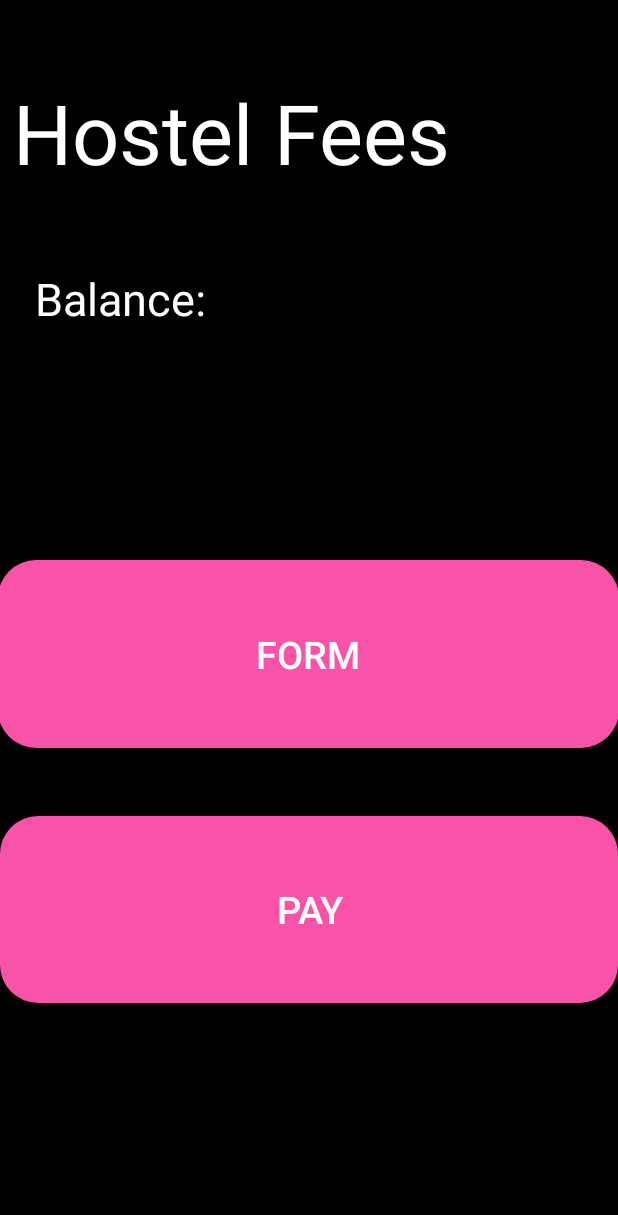
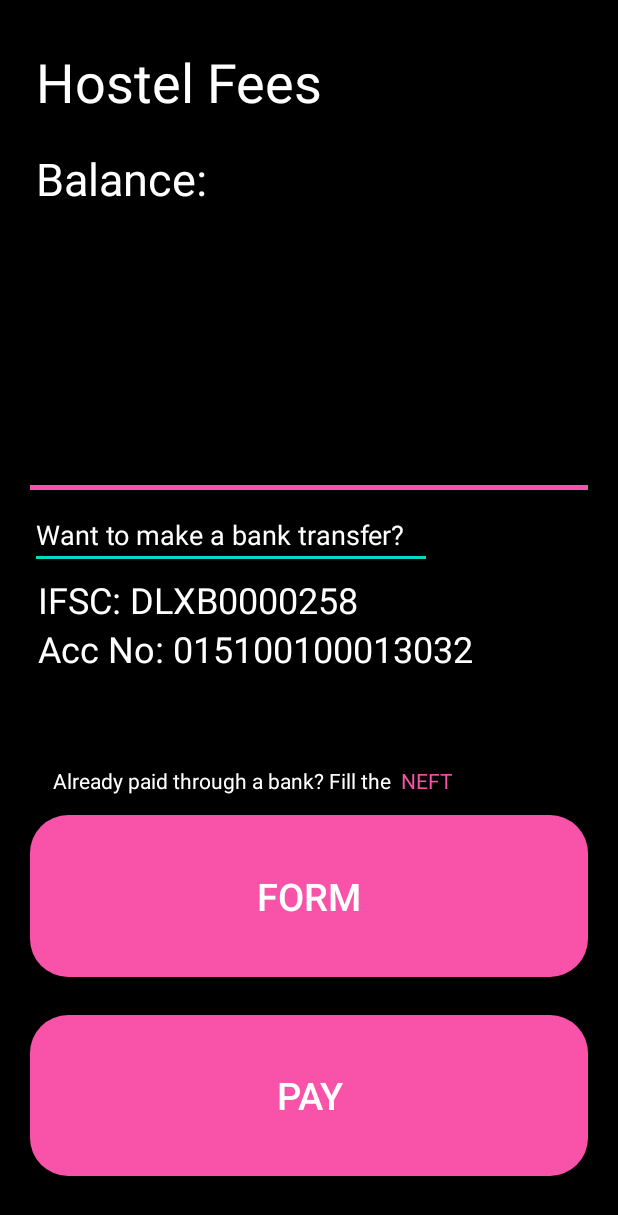
Before and after one commit to harshithap99/Amrita_FeePayment, an Android app: the layout hostelfees.xml on its own in the app's theme, with its tools: preview values and no code run, on a phone screen of 412 x 824 dp. Shown: the top 1215 px of the screen. Run offline under Robolectric (Android 15) with nearby library versions, the light colour scheme and no system bars; Roboto replaces fonts that are not available here.

Commit message:
hostelfees.xml update v1

```diff
--- /dev/null
+++ b/app/src/main/java/com/example/amrita_placements/activities/paypage.java
@@ -0,0 +1,20 @@
+package com.example.amrita_placements.activities;
+
+import androidx.appcompat.app.AppCompatActivity;
+
+import android.os.Bundle;
+import android.view.WindowManager;
+
+import com.example.amrita_placements.R;
+
+public class paypage extends AppCompatActivity {
+
+
+
+    @Override
+    protected void onCreate(Bundle savedInstanceState) {
+        super.onCreate(savedInstanceState);
+        getWindow().setFlags(WindowManager.LayoutParams.FLAG_FULLSCREEN,WindowManager.LayoutParams.FLAG_FULLSCREEN);
+        setContentView(R.layout.activity_paypage);
+    }
+}
--- a/app/src/main/java/com/example/amrita_placements/activities/verify_reg_number.java
+++ b/app/src/main/java/com/example/amrita_placements/activities/verify_reg_number.java
@@ -1,5 +1,6 @@
 package com.example.amrita_placements.activities;
 
+import android.content.Intent;
 import android.os.Bundle;
 import android.view.View;
 import android.view.WindowManager;
@@ -19,4 +20,10 @@ public class verify_reg_number extends AppCompatActivity {
 
     }
 
+    public void jj()
+    {
+
+        Intent intent = new Intent(this, paypage.class);
+        startActivity(intent);
+    }
 }
--- /dev/null
+++ b/app/src/main/res/layout/activity_paypage.xml
@@ -0,0 +1,9 @@
+<?xml version="1.0" encoding="utf-8"?>
+<androidx.constraintlayout.widget.ConstraintLayout xmlns:android="http://schemas.android.com/apk/res/android"
+    xmlns:app="http://schemas.android.com/apk/res-auto"
+    xmlns:tools="http://schemas.android.com/tools"
+    android:layout_width="match_parent"
+    android:layout_height="match_parent"
+    tools:context=".activities.paypage">
+
+</androidx.constraintlayout.widget.ConstraintLayout>
--- a/app/src/main/res/layout/hostelfees.xml
+++ b/app/src/main/res/layout/hostelfees.xml
@@ -5,7 +5,8 @@
     android:layout_width="match_parent"
     android:layout_height="match_parent"
 
-    android:background="@android:color/black">
+    android:background="@android:color/black"
+    android:padding="20dp">
 
 
     <TextView
@@ -14,26 +15,27 @@
         android:layout_height="wrap_content"
         android:layout_centerHorizontal="true"
         android:layout_centerVertical="true"
-        android:layout_marginStart="8dp"
-        android:layout_marginLeft="8dp"
-        android:layout_marginTop="64dp"
+        android:layout_marginStart="4dp"
+        android:layout_marginLeft="4dp"
+        android:layout_marginTop="10dp"
         android:layout_marginBottom="261dp"
         android:fontFamily="@font/bowlby_one"
+        android:gravity="center"
         android:text="Hostel Fees"
-        android:gravity="center"
         android:textColor="@android:color/white"
-        android:textSize="55sp"
+        android:textSize="36sp"
         app:layout_constraintBottom_toTopOf="@+id/form_id"
         app:layout_constraintStart_toStartOf="parent"
-        app:layout_constraintTop_toTopOf="parent" />
+        app:layout_constraintTop_toTopOf="parent"
+        app:layout_constraintVertical_bias="0.0" />
 
     <TextView
         android:id="@+id/balance"
         android:layout_width="wrap_content"
         android:layout_height="wrap_content"
-        android:layout_marginStart="23dp"
-        android:layout_marginLeft="23dp"
-        android:layout_marginTop="53dp"
+        android:layout_marginStart="4dp"
+        android:layout_marginLeft="4dp"
+        android:layout_marginTop="20dp"
         android:text="Balance:"
         android:textColor="#FFFFFF"
         android:textSize="30sp"
@@ -41,11 +43,28 @@
         app:layout_constraintTop_toBottomOf="@+id/textGrid" />
 
     <Button
+        android:id="@+id/pay_id"
+        android:layout_width="match_parent"
+        android:layout_height="0dp"
+        android:layout_marginBottom="20dp"
+        android:background="@drawable/shapelogin"
+        android:padding="0dp"
+        android:shadowColor="@android:color/transparent"
+        android:text="PAY"
+        android:textColor="#FFFFFF"
+        android:textSize="25sp"
+        app:layout_constraintBottom_toBottomOf="parent"
+        app:layout_constraintEnd_toEndOf="parent"
+        app:layout_constraintHorizontal_bias="0.975"
+        app:layout_constraintStart_toStartOf="parent"
+        app:layout_constraintTop_toBottomOf="@+id/form_id" />
+
+    <Button
         android:id="@+id/form_id"
-        android:layout_width="414dp"
+        android:layout_width="match_parent"
         android:layout_height="0dp"
-        android:layout_marginTop="373dp"
-        android:layout_marginBottom="45dp"
+        android:layout_marginTop="523dp"
+        android:layout_marginBottom="25dp"
         android:background="@drawable/shapelogin"
         android:padding="0dp"
         android:shadowColor="@android:color/transparent"
@@ -54,25 +73,101 @@
         android:textSize="25sp"
         app:layout_constraintBottom_toTopOf="@+id/pay_id"
         app:layout_constraintEnd_toEndOf="parent"
-        app:layout_constraintHorizontal_bias="1.0"
+        app:layout_constraintHorizontal_bias="0.4"
         app:layout_constraintStart_toStartOf="parent"
         app:layout_constraintTop_toTopOf="parent"
         app:layout_constraintVertical_bias="1.0" />
 
-    <Button
-        android:id="@+id/pay_id"
-        android:layout_width="0dp"
-        android:layout_height="0dp"
-        android:layout_marginBottom="155dp"
-        android:background="@drawable/shapelogin"
-        android:padding="0dp"
-        android:shadowColor="@android:color/transparent"
-        android:text="PAY"
+    <TextView
+        android:id="@+id/textView2"
+        android:layout_width="wrap_content"
+        android:layout_height="wrap_content"
+        android:layout_marginLeft="15dp"
+        android:layout_marginTop="357dp"
+        android:text="Already paid through a bank? "
         android:textColor="#FFFFFF"
-        android:textSize="25sp"
-        app:layout_constraintBottom_toBottomOf="parent"
+        app:layout_constraintBottom_toTopOf="@+id/form_id"
         app:layout_constraintEnd_toEndOf="parent"
+        app:layout_constraintHorizontal_bias="0.0"
         app:layout_constraintStart_toStartOf="parent"
-        app:layout_constraintTop_toBottomOf="@+id/form_id" />
+        app:layout_constraintTop_toBottomOf="@+id/balance" />
+
+    <TextView
+        android:id="@+id/textView3"
+        android:layout_width="wrap_content"
+        android:layout_height="wrap_content"
+        android:layout_marginTop="357dp"
+        android:text="Fill the"
+        android:textColor="#FFFFFF"
+        app:layout_constraintBottom_toTopOf="@+id/form_id"
+        app:layout_constraintEnd_toEndOf="parent"
+        app:layout_constraintHorizontal_bias="0.0"
+        app:layout_constraintStart_toEndOf="@+id/textView2"
+        app:layout_constraintTop_toBottomOf="@+id/balance" />
+
+    <TextView
+        android:id="@+id/textView4"
+        android:layout_width="wrap_content"
+        android:layout_height="wrap_content"
+        android:layout_marginTop="357dp"
+        android:text="NEFT"
+        android:textColor="#F853A8"
+        app:layout_constraintBottom_toTopOf="@+id/form_id"
+        app:layout_constraintEnd_toEndOf="parent"
+        app:layout_constraintHorizontal_bias="0.068"
+        app:layout_constraintStart_toEndOf="@+id/textView3"
+        app:layout_constraintTop_toBottomOf="@+id/balance" />
+
+    <View
+        android:id="@+id/divider2"
+        android:layout_width="wrap_content"
+        android:layout_height="3dp"
+        android:background="#F853A8"
+        app:layout_constraintBottom_toTopOf="@+id/textView2"
+        app:layout_constraintStart_toStartOf="parent"
+        app:layout_constraintTop_toBottomOf="@+id/balance" />
+
+    <EditText
+        android:id="@+id/editTextTextMultiLine2"
+        android:layout_width="268dp"
+        android:layout_height="wrap_content"
+        android:ems="10"
+        android:gravity="start|top"
+        android:inputType="textMultiLine"
+        android:text="Want to make a bank transfer?"
+        android:textColor="#FFFFFF"
+        app:layout_constraintBottom_toTopOf="@+id/textView2"
+        app:layout_constraintEnd_toEndOf="parent"
+        app:layout_constraintHorizontal_bias="0.0"
+        app:layout_constraintStart_toStartOf="parent"
+        app:layout_constraintTop_toBottomOf="@+id/divider2"
+        app:layout_constraintVertical_bias="0.054" />
+
+    <TextView
+        android:id="@+id/textView6"
+        android:layout_width="wrap_content"
+        android:layout_height="wrap_content"
+        android:layout_marginLeft="5dp"
+        android:layout_marginTop="4dp"
+        android:text="IFSC: DLXB0000258"
+        android:textColor="#FFFFFF"
+        android:textSize="24sp"
+        app:layout_constraintEnd_toEndOf="parent"
+        app:layout_constraintHorizontal_bias="0.0"
+        app:layout_constraintStart_toStartOf="parent"
+        app:layout_constraintTop_toBottomOf="@+id/editTextTextMultiLine2" />
+
+    <TextView
+        android:id="@+id/textView8"
+        android:layout_width="wrap_content"
+        android:layout_height="wrap_content"
+        android:layout_marginLeft="5dp"
+        android:text="Acc No: 015100100013032"
+        android:textColor="#FFFFFF"
+        android:textSize="24sp"
+        app:layout_constraintEnd_toEndOf="parent"
+        app:layout_constraintHorizontal_bias="0.0"
+        app:layout_constraintStart_toStartOf="parent"
+        app:layout_constraintTop_toBottomOf="@+id/textView6" />
 
 </androidx.constraintlayout.widget.ConstraintLayout>
```
